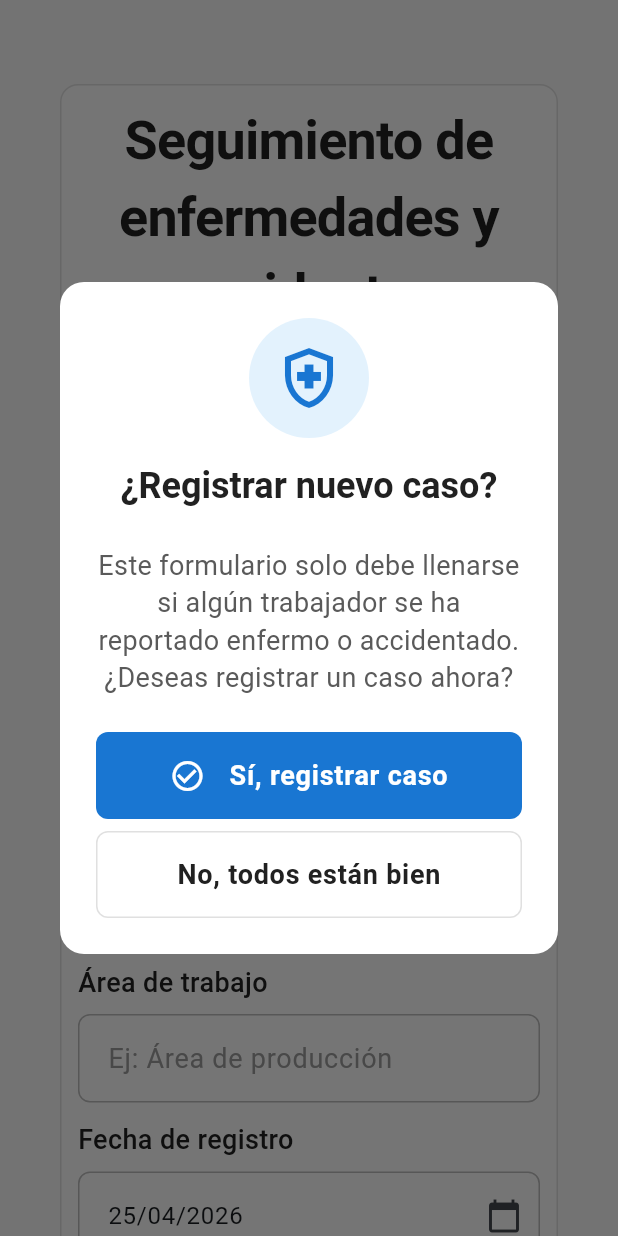
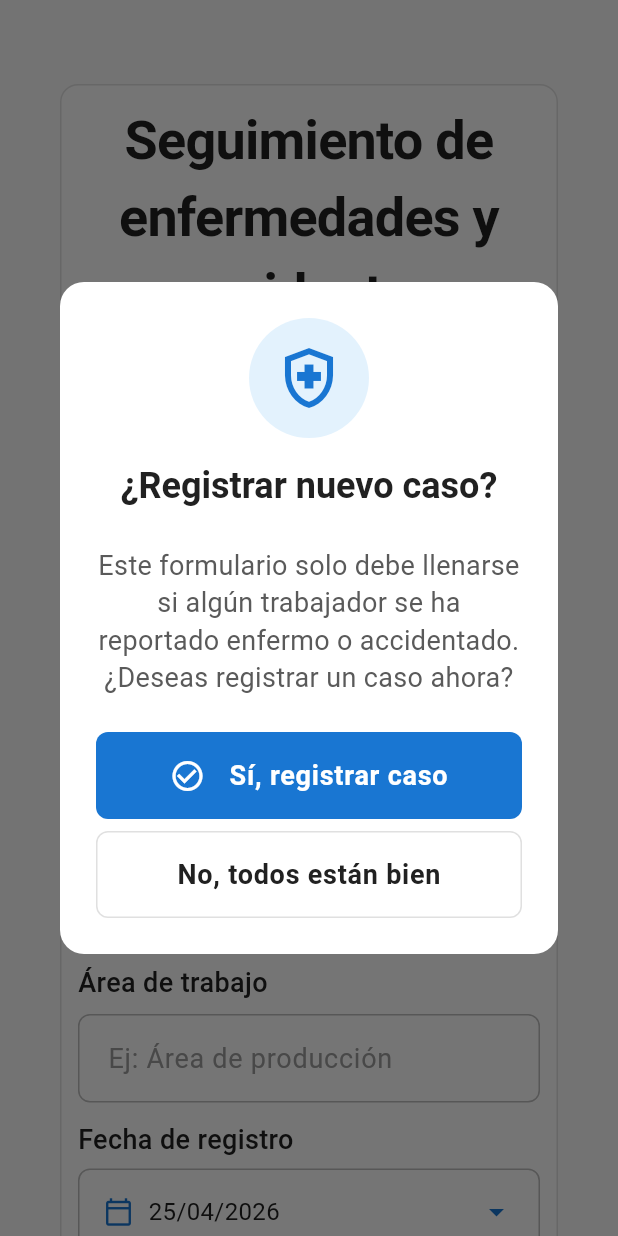
Before and after one commit to Bianca200303/app_movil_Trazabilidad_de_Panela, a Flutter app: the HealthAccidentTrackingRegistrationScreen screen opened by its route, on a phone screen of 412 x 824 dp. Run offline on Flutter 3.47's test engine with Material 3 defaults, Android fonts, the phone set to English and light mode, and no system bars; our stand-ins replace connectivity_plus, drift, flutter_riverpod, geolocator, go_router, shared_preferences and 1 more; accounts and stored records are empty; generated files the repository leaves out were written again.

Commit message:
version ultima

```diff
--- a/lib/screens/maintenance_control_registration_screen.dart
+++ b/lib/screens/maintenance_control_registration_screen.dart
@@ -275,6 +275,11 @@ class _MaintenanceControlRegistrationScreenState
                 key: _formKey,
                 child: FormGroup(
                   children: [
+                    AppBackButton(
+                      onPressed: () => context.go(AppRoutes.controlFormsModulo.path),
+                      isExpanded: false,
+                    ),
+                    SizedBox(height: context.responsiveSpacing),
                     const AppTitle(
                       title: 'Mantenimiento hornilla/maquinaria/equipos',
                     ),
--- a/lib/widgets/health_incident/identification_data_step.dart
+++ b/lib/widgets/health_incident/identification_data_step.dart
@@ -1,15 +1,20 @@
 import 'package:flutter/material.dart';
 import 'package:panela_sys/core/screen_utils.dart';
+import 'package:panela_sys/core/theme/app_colors.dart';
+import 'package:panela_sys/core/theme/app_dimensions.dart';
+import 'package:panela_sys/core/theme/app_text_styles.dart';
+import 'package:panela_sys/core/utils/date_utils.dart';
 import 'package:panela_sys/models/coop_module.dart';
 import 'package:panela_sys/widgets/widgets.dart';
-import 'package:intl/intl.dart';
+
 
 class IdentificationDataStep extends StatelessWidget {
   final List<CoopModule> availableModules;
   final String? selectedModuleId;
   final TextEditingController employeeNameController;
   final TextEditingController workAreaController;
-  final TextEditingController registrationDateController;
+  final DateTime? registrationDate;
+  final VoidCallback onDateTap;
   final VoidCallback onNext;
   final VoidCallback onBack;
   final ValueChanged<String?> onModuleChanged;
@@ -20,34 +25,19 @@ class IdentificationDataStep extends StatelessWidget {
     required this.selectedModuleId,
     required this.employeeNameController,
     required this.workAreaController,
-    required this.registrationDateController,
+    required this.registrationDate,
+    required this.onDateTap,
     required this.onNext,
     required this.onBack,
     required this.onModuleChanged,
   });
-
-  Future<void> _selectDate(BuildContext context) async {
-    final DateTime? picked = await showDatePicker(
-      context: context,
-      initialDate: registrationDateController.text.isEmpty
-          ? DateTime.now()
-          : DateFormat('dd/MM/yyyy').parse(registrationDateController.text),
-      firstDate: DateTime(2020),
-      lastDate: DateTime.now(),
-      locale: const Locale('es', 'ES'),
-    );
-
-    if (picked != null) {
-      registrationDateController.text = DateFormat('dd/MM/yyyy').format(picked);
-    }
-  }
 
   bool _validate() {
     return selectedModuleId != null &&
         selectedModuleId!.isNotEmpty &&
         employeeNameController.text.trim().isNotEmpty &&
         workAreaController.text.trim().isNotEmpty &&
-        registrationDateController.text.trim().isNotEmpty;
+        registrationDate != null;
   }
 
   @override
@@ -103,19 +93,46 @@ class IdentificationDataStep extends StatelessWidget {
               hintText: 'Ej: Área de producción',
             ),
             SizedBox(height: context.responsiveSpacing),
-            AppTextField(
-              label: 'Fecha de registro',
-              controller: registrationDateController,
-              readOnly: true,
-              onTap: () => _selectDate(context),
-              validator: (value) {
-                if (value == null || value.trim().isEmpty) {
-                  return 'Selecciona la fecha de registro';
-                }
-                return null;
-              },
-              hintText: 'DD/MM/AAAA',
-              suffixIcon: const Icon(Icons.calendar_today),
+            Column(
+              crossAxisAlignment: CrossAxisAlignment.start,
+              children: [
+                Text('Fecha de registro', style: AppTextStyles.fieldLabel),
+                const SizedBox(height: 6),
+                InkWell(
+                  onTap: onDateTap,
+                  borderRadius: BorderRadius.circular(AppDimensions.radiusMedium),
+                  child: Container(
+                    padding: const EdgeInsets.symmetric(
+                      horizontal: AppDimensions.paddingMedium,
+                      vertical: AppDimensions.paddingMedium,
+                    ),
+                    decoration: BoxDecoration(
+                      border: Border.all(color: AppColors.inputBorder),
+                      borderRadius: BorderRadius.circular(AppDimensions.radiusMedium),
+                    ),
+                    child: Row(
+                      children: [
+                        const Icon(Icons.calendar_today_outlined, size: 20, color: AppColors.primary),
+                        const SizedBox(width: 10),
+                        Expanded(
+                          child: Text(
+                            registrationDate != null
+                                ? AppDateUtils.formatDDMMYYYY(registrationDate!)
+                                : 'Selecciona una fecha',
+                            style: AppTextStyles.bodyText.copyWith(
+                              color: registrationDate != null
+                                  ? AppColors.textPrimary
+                                  : AppColors.textSecondary,
+                              fontSize: 16,
+                            ),
+                          ),
+                        ),
+                        const Icon(Icons.arrow_drop_down, color: AppColors.primary),
+                      ],
+                    ),
+                  ),
+                ),
+              ],
             ),
           ],
         ),
@@ -134,7 +151,7 @@ class IdentificationDataStep extends StatelessWidget {
             if (workAreaController.text.trim().isEmpty) {
               missingFields.add('Área de trabajo');
             }
-            if (registrationDateController.text.trim().isEmpty) {
+            if (registrationDate == null) {
               missingFields.add('Fecha de registro');
             }
 
```
Also changed, not shown: lib/screens/health_accident_tracking_registration_screen.dart (+46 -16 lines), lib/screens/kardex_exit_registration_screen.dart (+167 -99 lines), lib/services/health_incident_service.dart (+16 -0 lines).
